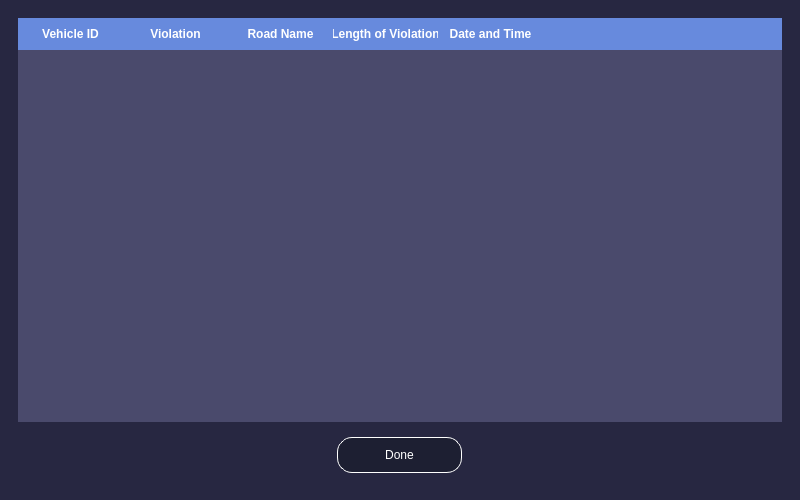
lordsiinbal/Thesis101, file tableUi.ui: the form before one commit.
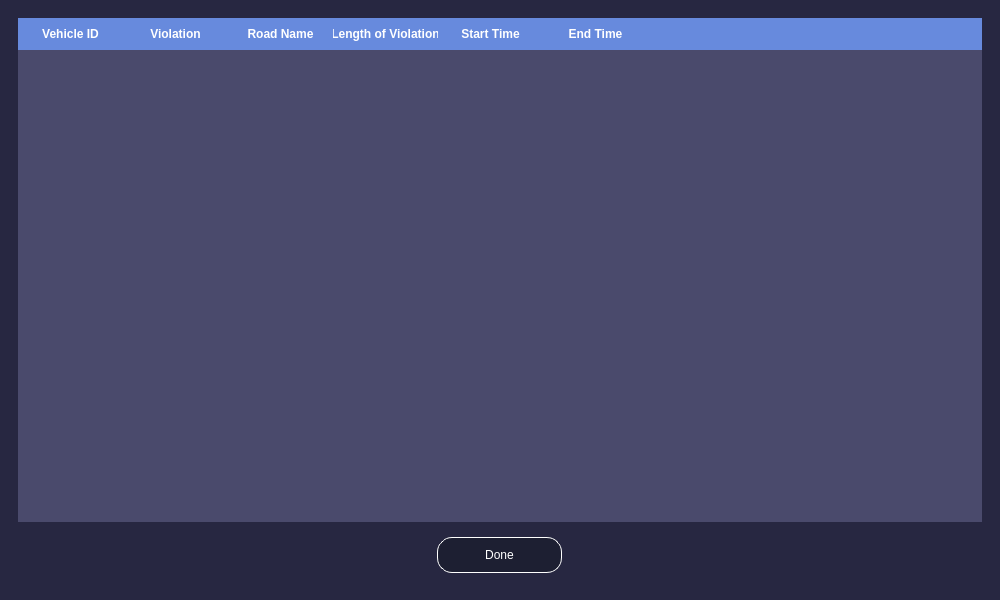
The form after the commit.

Patch:
```diff
--- a/tableUi.ui
+++ b/tableUi.ui
@@ -9,14 +9,20 @@
    <rect>
     <x>0</x>
     <y>0</y>
-    <width>800</width>
-    <height>500</height>
+    <width>1000</width>
+    <height>600</height>
    </rect>
   </property>
+  <property name="minimumSize">
+   <size>
+    <width>1000</width>
+    <height>600</height>
+   </size>
+  </property>
   <property name="maximumSize">
    <size>
-    <width>167899</width>
-    <height>503</height>
+    <width>1678999</width>
+    <height>1678999</height>
    </size>
   </property>
   <property name="windowTitle">
@@ -155,7 +161,12 @@
          </column>
          <column>
           <property name="text">
-           <string>Date and Time</string>
+           <string>Start Time</string>
+          </property>
+         </column>
+         <column>
+          <property name="text">
+           <string>End Time</string>
           </property>
          </column>
          <column>
```
